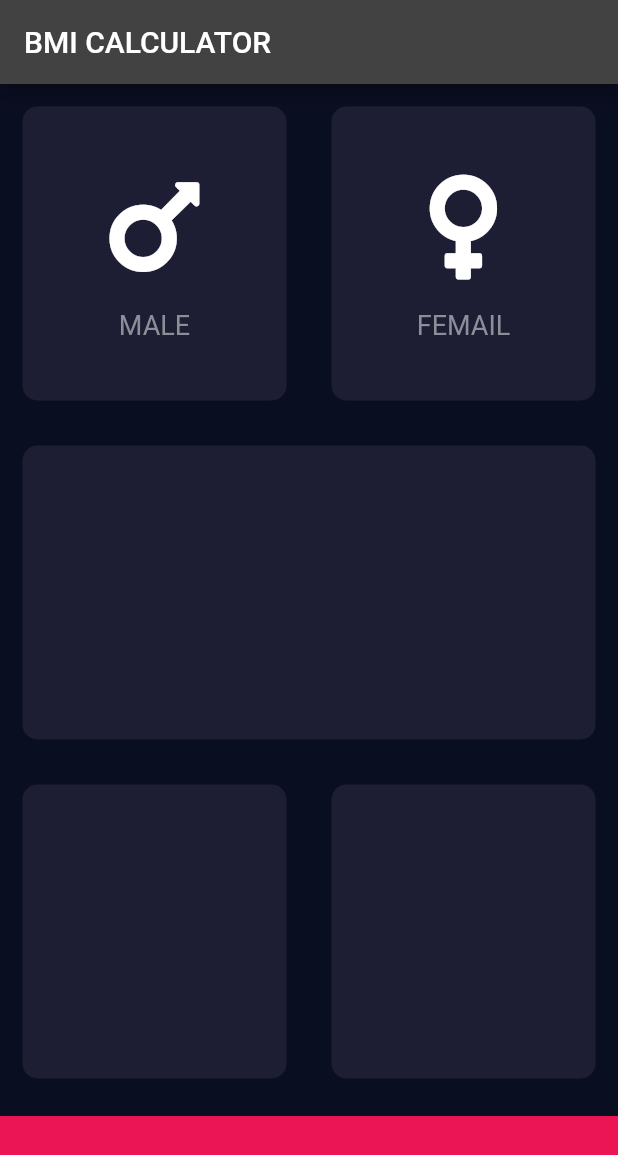
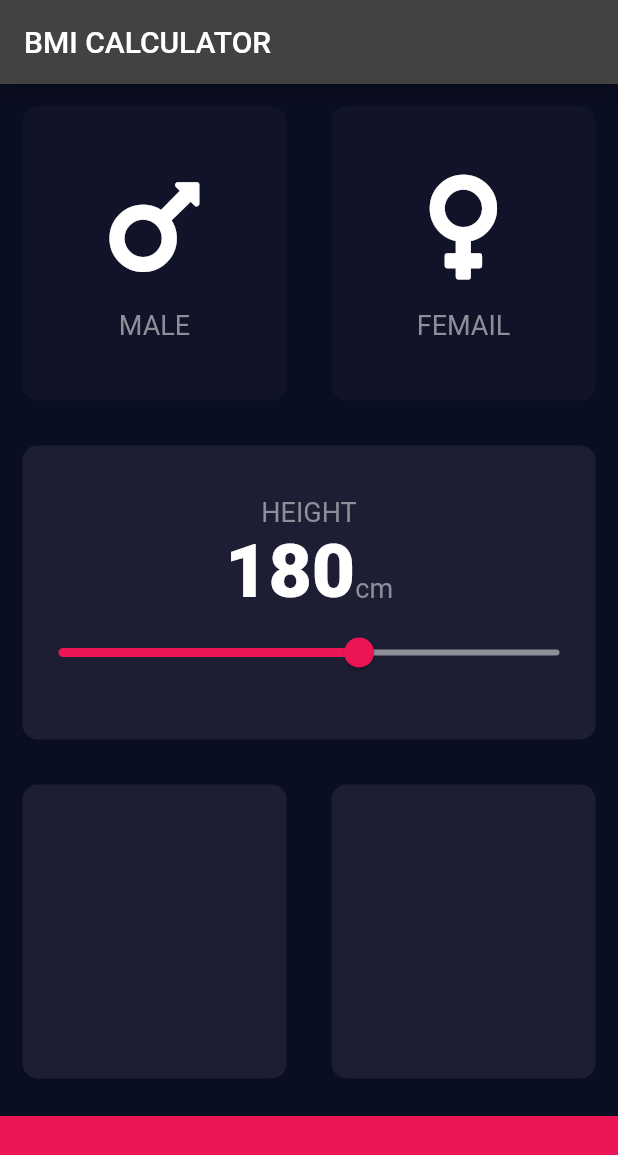
Before and after one commit to w-ryan-jung/flutter-bmi-calculator, a Flutter app: the screen it shows after launch, on a phone screen of 412 x 824 dp. Shown: the top 1155 px of the screen. Run offline on Flutter 3.47's test engine with Material 2 defaults, Android fonts, the phone set to English and light mode, and no system bars; our stand-ins replace font_awesome_flutter.

Commit message:
update from mini

```diff
--- /dev/null
+++ b/lib/constants.dart
@@ -0,0 +1,15 @@
+import 'package:flutter/material.dart';
+
+const kLabelTextStyle = TextStyle(
+  fontSize: 18.0,
+  color: Color(0xFF8D8E98),
+);
+const kNumberTextStyle = TextStyle(
+  fontSize: 50.0,
+  fontWeight: FontWeight.w900,
+);
+
+const kBottomContainerHeight = 80.0;
+const kActiveCardColor = Color(0xFF1D1E33);
+const kInActiveCardColor = Color(0xFF111328);
+const kBottomContainerColor = Color(0xFFEB1555);
--- a/lib/icon_content.dart
+++ b/lib/icon_content.dart
@@ -1,9 +1,5 @@
 import 'package:flutter/material.dart';
-
-const labelTextStyle = TextStyle(
-  fontSize: 18.0,
-  color: Color(0xFF8D8E98),
-);
+import 'constants.dart';
 
 class IconContent extends StatelessWidget {
   IconContent({@required this.icon, this.label});
@@ -25,7 +21,7 @@ class IconContent extends StatelessWidget {
         ),
         Text(
           label,
-          style: labelTextStyle,
+          style: kLabelTextStyle,
         ),
       ],
     );
--- a/lib/input_page.dart
+++ b/lib/input_page.dart
@@ -2,10 +2,9 @@ import 'package:flutter/material.dart';
 import 'package:font_awesome_flutter/font_awesome_flutter.dart';
 import 'icon_content.dart';
 import 'reuseable_card.dart';
+import 'constants.dart';
 
-const bottomContainerHeight = 80.0;
-const activeCardColor = Color(0xFF1D1E33);
-const bottomContainerColor = Color(0xFFEB1555);
+enum Gender { male, female }
 
 class InputPage extends StatefulWidget {
   @override
@@ -13,6 +12,9 @@ class InputPage extends StatefulWidget {
 }
 
 class _InputPageState extends State<InputPage> {
+  Gender selectedGender;
+  int height = 180;
+
   @override
   Widget build(BuildContext context) {
     return Scaffold(
@@ -26,7 +28,14 @@ class _InputPageState extends State<InputPage> {
               children: [
                 Expanded(
                   child: ReuseableCard(
-                    colour: activeCardColor,
+                    onPress: () {
+                      setState(() {
+                        selectedGender = Gender.male;
+                      });
+                    },
+                    colour: selectedGender == Gender.male
+                        ? kActiveCardColor
+                        : kInActiveCardColor,
                     child: IconContent(
                       icon: FontAwesomeIcons.mars,
                       label: 'MALE',
@@ -35,7 +44,14 @@ class _InputPageState extends State<InputPage> {
                 ),
                 Expanded(
                   child: ReuseableCard(
-                    colour: activeCardColor,
+                    onPress: () {
+                      setState(() {
+                        selectedGender = Gender.female;
+                      });
+                    },
+                    colour: selectedGender == Gender.female
+                        ? kActiveCardColor
+                        : kInActiveCardColor,
                     child: IconContent(
                       icon: FontAwesomeIcons.venus,
                       label: "FEMAIL",
@@ -47,7 +63,43 @@ class _InputPageState extends State<InputPage> {
           ),
           Expanded(
             child: ReuseableCard(
-              colour: activeCardColor,
+              child: Column(
+                mainAxisAlignment: MainAxisAlignment.center,
+                children: [
+                  Text(
+                    'HEIGHT',
+                    style: kLabelTextStyle,
+                  ),
+                  Row(
+                    mainAxisAlignment: MainAxisAlignment.center,
+                    crossAxisAlignment: CrossAxisAlignment.baseline,
+                    textBaseline: TextBaseline.alphabetic,
+                    children: [
+                      Text(
+                        height.toString(),
+                        style: kNumberTextStyle,
+                      ),
+                      Text(
+                        'cm',
+                        style: kLabelTextStyle,
+                      ),
+                    ],
+                  ),
+                  Slider(
+                    value: height.toDouble(),
+                    min: 120.0,
+                    max: 220.0,
+                    activeColor: Color(0xFFEB1555),
+                    inactiveColor: Color(0xFF8D8E98),
+                    onChanged: (double newValue) {
+                      setState(() {
+                        height = newValue.round();
+                      });
+                    },
+                  ),
+                ],
+              ),
+              colour: kActiveCardColor,
             ),
           ),
           Expanded(
@@ -55,22 +107,22 @@ class _InputPageState extends State<InputPage> {
               children: [
                 Expanded(
                   child: ReuseableCard(
-                    colour: activeCardColor,
+                    colour: kActiveCardColor,
                   ),
                 ),
                 Expanded(
                   child: ReuseableCard(
-                    colour: activeCardColor,
+                    colour: kActiveCardColor,
                   ),
                 ),
               ],
             ),
           ),
           Container(
-            color: bottomContainerColor,
+            color: kBottomContainerColor,
             margin: EdgeInsets.only(top: 10.0),
             width: double.infinity,
-            height: bottomContainerHeight,
+            height: kBottomContainerHeight,
           ),
         ],
       ),
--- a/lib/reuseable_card.dart
+++ b/lib/reuseable_card.dart
@@ -1,19 +1,22 @@
 import 'package:flutter/material.dart';
 
 class ReuseableCard extends StatelessWidget {
-  ReuseableCard({@required this.colour, this.child});
+  ReuseableCard({@required this.colour, this.child, this.onPress });
 
   final Color colour;
   final Widget child;
-
+  final Function onPress;
   @override
   Widget build(BuildContext context) {
-    return Container(
-      child: child,
-      margin: EdgeInsets.all(15.0),
-      decoration: BoxDecoration(
-        color: colour,
-        borderRadius: BorderRadius.circular(10.0),
+    return GestureDetector(
+      onTap: onPress,
+      child: Container(
+        child: child,
+        margin: EdgeInsets.all(15.0),
+        decoration: BoxDecoration(
+          color: colour,
+          borderRadius: BorderRadius.circular(10.0),
+        ),
       ),
     );
   }
```
